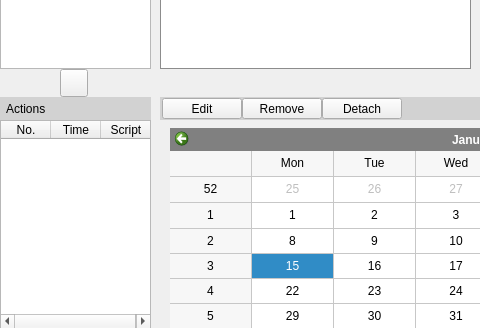
Old version of the form DoForMe!/mainwin.ui in the repository jajcek/DoForMe; both pictures show x 0 to 480 and y 200 to 528 of the 821 by 528 pixel window.
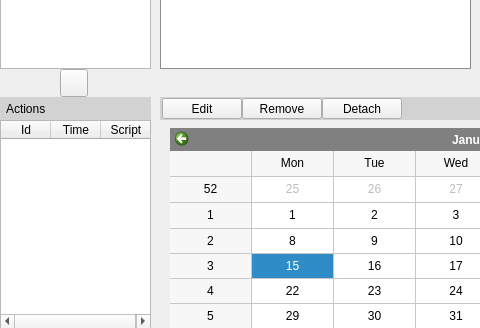
New version of the form. Icons and pictures are not drawn.

The edit to the form file:
```diff
--- a/DoForMe!/mainwin.ui
+++ b/DoForMe!/mainwin.ui
@@ -680,7 +680,7 @@
     </attribute>
     <column>
      <property name="text">
-      <string>No.</string>
+      <string>Id</string>
      </property>
     </column>
     <column>
```
Left out of the diff: 2 changed lines with no effect on the pictures.
